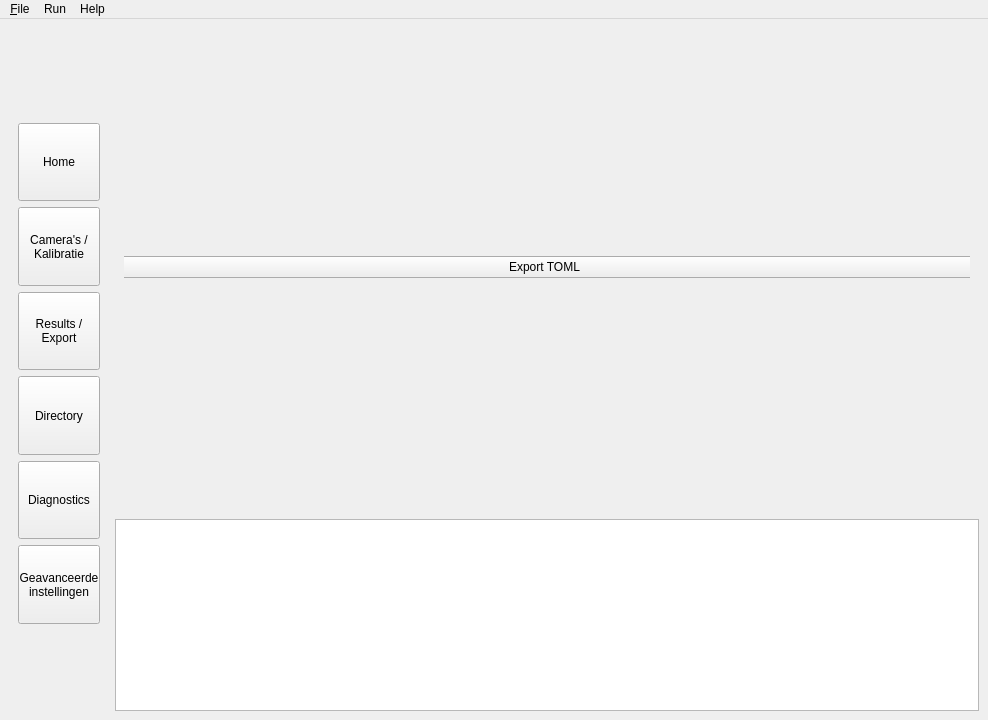
Qt form Programma Structuur/ui/guiDesigner/GUI.ui (MaxUntersalmberger/PhysioMotionTracker) before a commit.
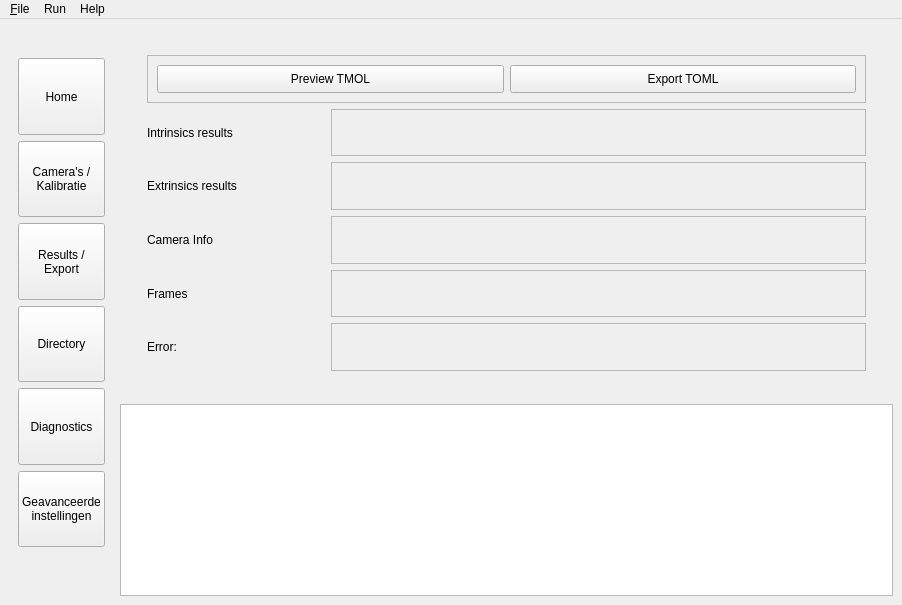
The same form after that commit. The open tabs and pages were chosen to show the change. Icons and pictures are not drawn.

Commit message: tab results toegevoegd, bug opgelost menu blauwe kleur, record knop in camera's weg gehaald

What changed in the file:
```diff
--- a/Programma Structuur/ui/guiDesigner/GUI.ui
+++ b/Programma Structuur/ui/guiDesigner/GUI.ui
@@ -9,8 +9,8 @@
    <rect>
     <x>0</x>
     <y>0</y>
-    <width>988</width>
-    <height>720</height>
+    <width>902</width>
+    <height>605</height>
    </rect>
   </property>
   <property name="minimumSize">
@@ -40,13 +40,35 @@
     </size>
    </property>
    <layout class="QGridLayout" name="gridLayout">
+    <item row="2" column="3" colspan="3">
+     <widget class="QPlainTextEdit" name="plaintextedit_console">
+      <property name="sizePolicy">
+       <sizepolicy hsizetype="Preferred" vsizetype="Minimum">
+        <horstretch>150</horstretch>
+        <verstretch>0</verstretch>
+       </sizepolicy>
+      </property>
+      <property name="minimumSize">
+       <size>
+        <width>2</width>
+        <height>0</height>
+       </size>
+      </property>
+     </widget>
+    </item>
     <item row="1" column="3" colspan="3">
      <widget class="QFrame" name="frame_pages">
+      <property name="sizePolicy">
+       <sizepolicy hsizetype="Expanding" vsizetype="Preferred">
+        <horstretch>0</horstretch>
+        <verstretch>0</verstretch>
+       </sizepolicy>
+      </property>
       <property name="frameShape">
        <enum>QFrame::Shape::NoFrame</enum>
       </property>
       <layout class="QGridLayout" name="gridLayout_2">
-       <item row="0" column="1">
+       <item row="1" column="0">
         <widget class="QStackedWidget" name="stackedWidget">
          <property name="currentIndex">
           <number>1</number>
@@ -312,25 +334,194 @@
           </layout>
          </widget>
          <widget class="QWidget" name="page_results">
-          <widget class="QWidget" name="gridLayoutWidget">
-           <property name="geometry">
-            <rect>
-             <x>-10</x>
-             <y>-10</y>
-             <width>861</width>
-             <height>481</height>
-            </rect>
-           </property>
-           <layout class="QGridLayout" name="gridLayout_8">
-            <item row="0" column="0">
-             <widget class="QPushButton" name="export_toml">
-              <property name="text">
-               <string>Export TOML</string>
-              </property>
+          <layout class="QGridLayout" name="gridLayout_8">
+           <item row="0" column="0">
+            <widget class="QStackedWidget" name="stackedWidget_2">
+             <widget class="QWidget" name="page_results_tab">
+              <layout class="QGridLayout" name="gridLayout_13">
+               <item row="1" column="1">
+                <widget class="QFrame" name="frame_res_intrinsic_results">
+                 <property name="sizePolicy">
+                  <sizepolicy hsizetype="Preferred" vsizetype="Preferred">
+                   <horstretch>6</horstretch>
+                   <verstretch>0</verstretch>
+                  </sizepolicy>
+                 </property>
+                 <property name="frameShape">
+                  <enum>QFrame::Shape::StyledPanel</enum>
+                 </property>
+                 <property name="frameShadow">
+                  <enum>QFrame::Shadow::Raised</enum>
+                 </property>
+                </widget>
+               </item>
+               <item row="1" column="0">
+                <widget class="QLabel" name="lab_res_intrinsics_results">
+                 <property name="sizePolicy">
+                  <sizepolicy hsizetype="Preferred" vsizetype="Preferred">
+                   <horstretch>2</horstretch>
+                   <verstretch>0</verstretch>
+                  </sizepolicy>
+                 </property>
+                 <property name="text">
+                  <string>Intrinsics results</string>
+                 </property>
+                </widget>
+               </item>
+               <item row="7" column="0">
+                <widget class="QLabel" name="lab_res_frames">
+                 <property name="text">
+                  <string>Frames</string>
+                 </property>
+                </widget>
+               </item>
+               <item row="0" column="0" colspan="2">
+                <widget class="QFrame" name="frame_4">
+                 <property name="frameShape">
+                  <enum>QFrame::Shape::StyledPanel</enum>
+                 </property>
+                 <property name="frameShadow">
+                  <enum>QFrame::Shadow::Raised</enum>
+                 </property>
+                 <layout class="QGridLayout" name="gridLayout_12">
+                  <item row="2" column="1">
+                   <widget class="QPushButton" name="export_toml">
+                    <property name="sizePolicy">
+                     <sizepolicy hsizetype="Minimum" vsizetype="Preferred">
+                      <horstretch>0</horstretch>
+                      <verstretch>0</verstretch>
+                     </sizepolicy>
+                    </property>
+                    <property name="text">
+                     <string>Export TOML</string>
+                    </property>
+                   </widget>
+                  </item>
+                  <item row="2" column="0">
+                   <widget class="QPushButton" name="btn_res_show_tmol">
+                    <property name="sizePolicy">
+                     <sizepolicy hsizetype="Minimum" vsizetype="Preferred">
+                      <horstretch>0</horstretch>
+                      <verstretch>0</verstretch>
+                     </sizepolicy>
+                    </property>
+                    <property name="text">
+                     <string>Preview TMOL</string>
+                    </property>
+                   </widget>
+                  </item>
+                 </layout>
+                </widget>
+               </item>
+               <item row="4" column="1">
+                <widget class="QFrame" name="frame_res_extrinsics_results">
+                 <property name="frameShape">
+                  <enum>QFrame::Shape::StyledPanel</enum>
+                 </property>
+                 <property name="frameShadow">
+                  <enum>QFrame::Shadow::Raised</enum>
+                 </property>
+                </widget>
+               </item>
+               <item row="7" column="1">
+                <widget class="QFrame" name="frame_res_aantal_frames">
+                 <property name="frameShape">
+                  <enum>QFrame::Shape::StyledPanel</enum>
+                 </property>
+                 <property name="frameShadow">
+                  <enum>QFrame::Shadow::Raised</enum>
+                 </property>
+                </widget>
+               </item>
+               <item row="4" column="0">
+                <widget class="QLabel" name="lab_res_extrinsics_results">
+                 <property name="text">
+                  <string>Extrinsics results</string>
+                 </property>
+                </widget>
+               </item>
+               <item row="6" column="1">
+                <widget class="QFrame" name="frame_res_camera_info">
+                 <property name="frameShape">
+                  <enum>QFrame::Shape::StyledPanel</enum>
+                 </property>
+                 <property name="frameShadow">
+                  <enum>QFrame::Shadow::Raised</enum>
+                 </property>
+                </widget>
+               </item>
+               <item row="6" column="0">
+                <widget class="QLabel" name="lab_res_cam_info">
+                 <property name="text">
+                  <string>Camera Info</string>
+                 </property>
+                </widget>
+               </item>
+               <item row="8" column="0">
+                <widget class="QLabel" name="lab_res_error">
+                 <property name="text">
+                  <string>Error:</string>
+                 </property>
+                </widget>
+               </item>
+               <item row="8" column="1">
+                <widget class="QFrame" name="frame_res_error">
+                 <property name="frameShape">
+                  <enum>QFrame::Shape::StyledPanel</enum>
+                 </property>
+                 <property name="frameShadow">
+                  <enum>QFrame::Shadow::Raised</enum>
+                 </property>
+                </widget>
+               </item>
+              </layout>
              </widget>
-            </item>
-           </layout>
-          </widget>
+             <widget class="QWidget" name="page_preview_TMOL">
+              <layout class="QGridLayout" name="gridLayout_14">
+               <item row="1" column="1">
+                <widget class="QPushButton" name="pushButton">
+                 <property name="sizePolicy">
+                  <sizepolicy hsizetype="Maximum" vsizetype="Maximum">
+                   <horstretch>0</horstretch>
+                   <verstretch>0</verstretch>
+                  </sizepolicy>
+                 </property>
+                 <property name="text">
+                  <string>x</string>
+                 </property>
+                 <property name="autoDefault">
+                  <bool>false</bool>
+                 </property>
+                </widget>
+               </item>
+               <item row="2" column="0" colspan="2">
+                <widget class="QFrame" name="frame_res_preview_tmol">
+                 <property name="sizePolicy">
+                  <sizepolicy hsizetype="Minimum" vsizetype="Minimum">
+                   <horstretch>0</horstretch>
+                   <verstretch>0</verstretch>
+                  </sizepolicy>
+                 </property>
+                 <property name="frameShape">
+                  <enum>QFrame::Shape::StyledPanel</enum>
+                 </property>
+                 <property name="frameShadow">
+                  <enum>QFrame::Shadow::Raised</enum>
+                 </property>
+                </widget>
+               </item>
+               <item row="1" column="0">
+                <widget class="QLabel" name="label">
+                 <property name="text">
+                  <string>Preview TMOL</string>
+                 </property>
+                </widget>
+               </item>
+              </layout>
+             </widget>
+            </widget>
+           </item>
+          </layout>
          </widget>
          <widget class="QWidget" name="page_directory">
           <layout class="QGridLayout" name="gridLayout_7">
@@ -352,27 +543,17 @@
       </layout>
      </widget>
     </item>
-    <item row="2" column="3" colspan="3">
-     <widget class="QPlainTextEdit" name="plaintextedit_console">
-      <property name="sizePolicy">
-       <sizepolicy hsizetype="Expanding" vsizetype="Minimum">
-        <horstretch>0</horstretch>
-        <verstretch>0</verstretch>
-       </sizepolicy>
-      </property>
-      <property name="minimumSize">
-       <size>
-        <width>2</width>
-        <height>0</height>
-       </size>
-      </property>
-     </widget>
-    </item>
     <item row="1" column="0" rowspan="2">
      <widget class="QFrame" name="frame_menu">
+      <property name="sizePolicy">
+       <sizepolicy hsizetype="Maximum" vsizetype="Preferred">
+        <horstretch>50</horstretch>
+        <verstretch>0</verstretch>
+       </sizepolicy>
+      </property>
       <property name="maximumSize">
        <size>
-        <width>100</width>
+        <width>160000</width>
         <height>160000</height>
        </size>
       </property>
@@ -381,17 +562,23 @@
       </property>
       <layout class="QVBoxLayout" name="verticalLayout">
        <item>
-        <widget class="QLabel" name="label">
+        <widget class="QLabel" name="label_logo">
+         <property name="sizePolicy">
+          <sizepolicy hsizetype="Preferred" vsizetype="Preferred">
+           <horstretch>5</horstretch>
+           <verstretch>10</verstretch>
+          </sizepolicy>
+         </property>
          <property name="minimumSize">
           <size>
-           <width>80</width>
-           <height>80</height>
+           <width>0</width>
+           <height>0</height>
           </size>
          </property>
          <property name="maximumSize">
           <size>
-           <width>80</width>
-           <height>80</height>
+           <width>160000</width>
+           <height>160000</height>
           </size>
          </property>
          <property name="frameShape">
@@ -411,9 +598,9 @@
           <bool>true</bool>
          </property>
          <property name="sizePolicy">
-          <sizepolicy hsizetype="MinimumExpanding" vsizetype="MinimumExpanding">
-           <horstretch>0</horstretch>
-           <verstretch>0</verstretch>
+          <sizepolicy hsizetype="Preferred" vsizetype="Preferred">
+           <horstretch>50</horstretch>
+           <verstretch>50</verstretch>
           </sizepolicy>
          </property>
          <property name="minimumSize">
@@ -439,9 +626,9 @@
        <item>
         <widget class="QPushButton" name="btn_cameras">
          <property name="sizePolicy">
-          <sizepolicy hsizetype="MinimumExpanding" vsizetype="MinimumExpanding">
-           <horstretch>0</horstretch>
-           <verstretch>0</verstretch>
+          <sizepolicy hsizetype="Preferred" vsizetype="Preferred">
+           <horstretch>50</horstretch>
+           <verstretch>50</verstretch>
           </sizepolicy>
          </property>
          <property name="minimumSize">
@@ -460,7 +647,7 @@
           <bool>true</bool>
          </property>
          <property name="text">
-          <string>Camera's / 
+          <string>Camera's /
 Kalibratie</string>
          </property>
         </widget>
@@ -468,9 +655,9 @@
        <item>
         <widget class="QPushButton" name="btn_results">
          <property name="sizePolicy">
-          <sizepolicy hsizetype="MinimumExpanding" vsizetype="MinimumExpanding">
-           <horstretch>0</horstretch>
-           <verstretch>0</verstretch>
+          <sizepolicy hsizetype="Preferred" vsizetype="Preferred">
+           <horstretch>50</horstretch>
+           <verstretch>50</verstretch>
           </sizepolicy>
          </property>
          <property name="minimumSize">
@@ -503,9 +690,9 @@
        <item>
         <widget class="QPushButton" name="btn_directory">
          <property name="sizePolicy">
-          <sizepolicy hsizetype="MinimumExpanding" vsizetype="MinimumExpanding">
-           <horstretch>0</horstretch>
-           <verstretch>0</verstretch>
+          <sizepolicy hsizetype="Preferred" vsizetype="Preferred">
+           <horstretch>50</horstretch>
+           <verstretch>50</verstretch>
           </sizepolicy>
          </property>
          <property name="minimumSize">
@@ -537,9 +724,9 @@
        <item>
         <widget class="QPushButton" name="btn_diagnostics">
          <property name="sizePolicy">
-          <sizepolicy hsizetype="MinimumExpanding" vsizetype="MinimumExpanding">
-           <horstretch>0</horstretch>
-           <verstretch>0</verstretch>
+          <sizepolicy hsizetype="Preferred" vsizetype="Preferred">
+           <horstretch>50</horstretch>
+           <verstretch>50</verstretch>
           </sizepolicy>
          </property>
          <property name="minimumSize">
@@ -565,9 +752,9 @@
        <item>
         <widget class="QPushButton" name="btn_advanced_settings">
          <property name="sizePolicy">
-          <sizepolicy hsizetype="MinimumExpanding" vsizetype="MinimumExpanding">
-           <horstretch>0</horstretch>
-           <verstretch>0</verstretch>
+          <sizepolicy hsizetype="Preferred" vsizetype="Preferred">
+           <horstretch>50</horstretch>
+           <verstretch>50</verstretch>
           </sizepolicy>
          </property>
          <property name="minimumSize">
@@ -583,13 +770,19 @@
           </size>
          </property>
          <property name="text">
-          <string>Geavanceerde 
+          <string>Geavanceerde
 instellingen</string>
          </property>
         </widget>
        </item>
        <item>
         <spacer name="verticalSpacer">
+         <property name="sizePolicy">
+          <sizepolicy hsizetype="Expanding" vsizetype="Minimum">
+           <horstretch>1</horstretch>
+           <verstretch>1</verstretch>
+          </sizepolicy>
+         </property>
          <property name="orientation">
           <enum>Qt::Orientation::Vertical</enum>
          </property>
@@ -611,7 +804,7 @@
     <rect>
      <x>0</x>
      <y>0</y>
-     <width>988</width>
+     <width>902</width>
      <height>33</height>
     </rect>
    </property>
```
Left out of the diff: 106 changed lines with no effect on the pictures. The commit also changes 4 other files.
